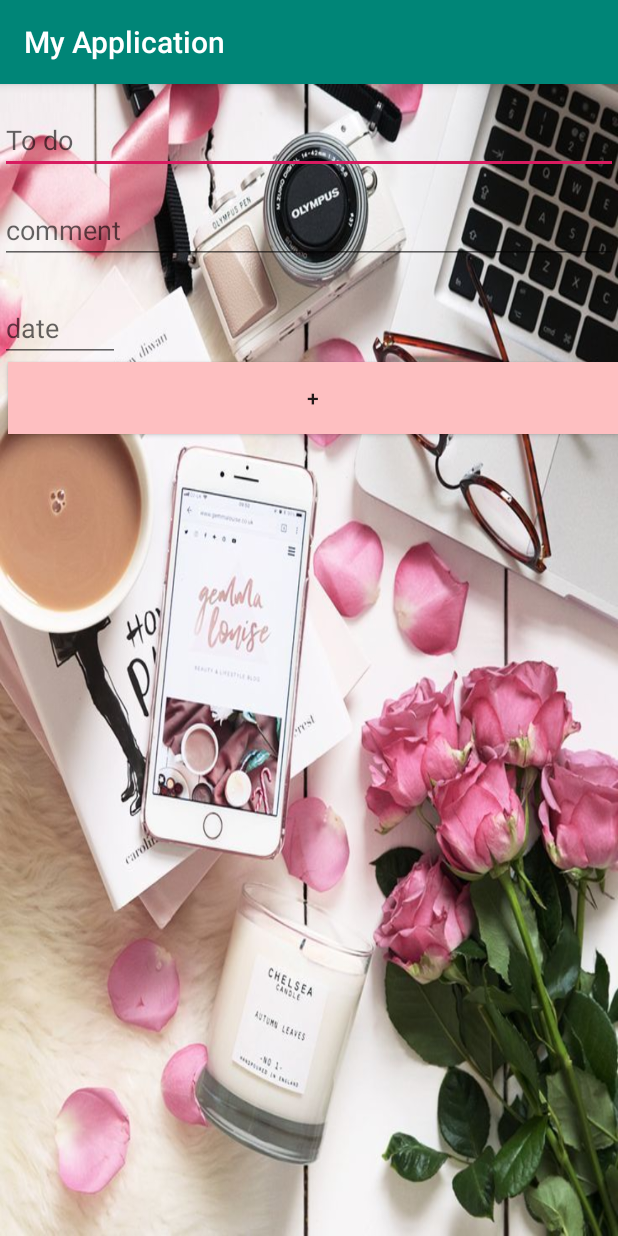
After one commit to DraugrMorar/android_app, an Android app: the secondActivity screen opened directly, with no data from a screen before it, on a phone screen of 412 x 824 dp. The commit adds this screen. Run offline under Robolectric (Android 15) with nearby library versions, the phone set to English and light mode, and no system bars.

Commit message:
second activity

```diff
--- /dev/null
+++ b/app/src/main/java/com/example/myapplication/secondActivity.java
@@ -0,0 +1,14 @@
+package com.example.myapplication;
+
+import androidx.appcompat.app.AppCompatActivity;
+
+import android.os.Bundle;
+
+public class secondActivity extends AppCompatActivity {
+
+    @Override
+    protected void onCreate(Bundle savedInstanceState) {
+        super.onCreate(savedInstanceState);
+        setContentView(R.layout.activity_second);
+    }
+}
--- /dev/null
+++ b/app/src/main/res/layout/activity_second.xml
@@ -0,0 +1,46 @@
+<?xml version="1.0" encoding="utf-8"?>
+<androidx.constraintlayout.widget.ConstraintLayout xmlns:android="http://schemas.android.com/apk/res/android"
+    xmlns:app="http://schemas.android.com/apk/res-auto"
+    xmlns:tools="http://schemas.android.com/tools"
+    android:layout_width="match_parent"
+    android:layout_height="match_parent"
+    tools:context=".secondActivity">
+<LinearLayout
+    android:layout_width="match_parent"
+    android:layout_height="match_parent"
+    android:orientation="vertical"
+    android:background="@drawable/coffee_roses">
+    <EditText
+        android:id="@+id/task"
+        android:layout_width="match_parent"
+        android:maxLength="71"
+        android:layout_height="40dp"
+        android:inputType="text"
+        android:hint="@string/to_do"
+        android:layout_marginTop="20dp"/>
+    <EditText
+        android:id="@+id/comment"
+        android:layout_width="match_parent"
+        android:layout_height="40dp"
+        android:inputType="text"
+        android:hint="@string/comment"
+        android:layout_marginTop="20dp"/>
+    <EditText
+        android:id="@+id/data"
+        android:hint="@string/date"
+        android:layout_width="80dp"
+        android:layout_height="wrap_content"
+        android:inputType="date"
+        tools:text="@tools:sample/date/hhmm"
+        android:layout_marginTop="20dp"/>
+
+    <Button android:id="@+id/add"
+        android:text="+"
+        android:layout_marginLeft="5dp"
+        android:background="@color/plus"
+        android:layout_width="match_parent"
+        android:layout_height="wrap_content"/>
+
+</LinearLayout>
+
+</androidx.constraintlayout.widget.ConstraintLayout>
--- a/app/src/main/res/values/strings.xml
+++ b/app/src/main/res/values/strings.xml
@@ -2,4 +2,7 @@
     <string name="app_name">My Application</string>
     <string name="to_do">To do</string>
     <string name="date">date</string>
+    <string name="second_activity">Second activity</string>
+    <string name="to_second_activity">To second activity</string>
+    <string name="comment">comment</string>
 </resources>
```
Also changed, not shown: app/src/main/AndroidManifest.xml (+7 -5 lines), app/src/main/java/com/example/myapplication/MActivity.java (+15 -1 lines), app/src/main/res/layout/main.xml (+14 -2 lines).
